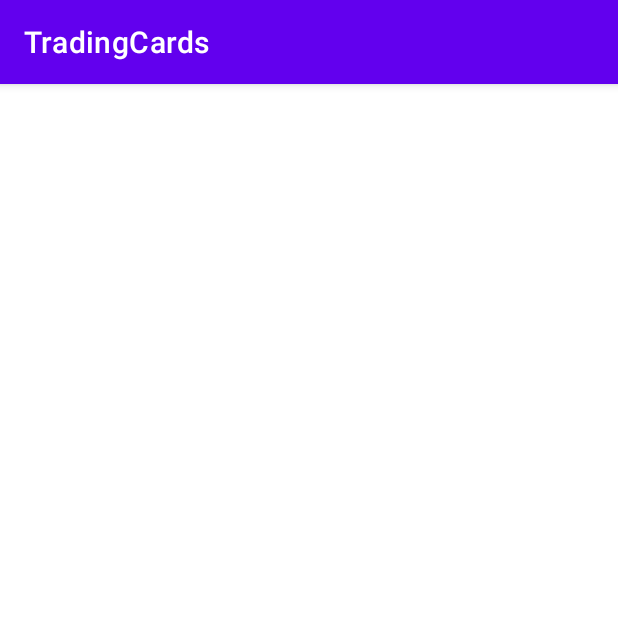
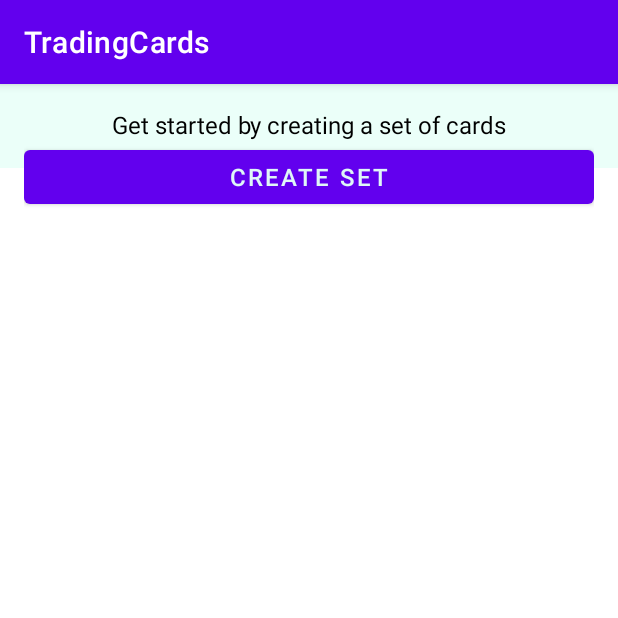
Before and after one commit to dcorby/trading-cards, an Android app: the screen it shows after launch (MainActivity), on a phone screen of 412 x 824 dp, the top half of it. Run offline under Robolectric (Android 15) with nearby library versions, the phone set to English and light mode, and no system bars.

Commit message:
Getting the initial fragments working

```diff
--- a/app/src/main/java/com/example/tradingcards/MainActivity.kt
+++ b/app/src/main/java/com/example/tradingcards/MainActivity.kt
@@ -18,19 +18,13 @@ class MainActivity : AppCompatActivity() {
     override fun onCreate(savedInstanceState: Bundle?) {
         super.onCreate(savedInstanceState)
         binding = ActivityMainBinding.inflate(layoutInflater)
-        setContentView(R.layout.activity_main)
-        //if (savedInstanceState == null) {
-        //    supportFragmentManager.beginTransaction()
-        //        .replace(R.id.container, MainFragment.newInstance())
-        //        .commitNow()
-        //}
+        setContentView(binding.root)
 
-        // Always land user on SelectSetFragment, and show a message to
         val haveSets = false
         val startDestinationId = if (haveSets) {
-            R.id.SelectSetFragment
+            R.id.SetFragment
         } else {
-            R.id.SelectSetFragment
+            R.id.SetFragment
         }
         val navController = findNavController(R.id.nav_host_fragment_content_main)
         val navGraph = navController.navInflater.inflate(R.navigation.nav_graph)
--- /dev/null
+++ b/app/src/main/java/com/example/tradingcards/ui/main/SetFragment.kt
@@ -0,0 +1,50 @@
+package com.example.tradingcards.ui.main
+
+import android.os.Bundle
+import android.util.Log
+import android.view.LayoutInflater
+import android.view.View
+import android.view.ViewGroup
+import androidx.fragment.app.Fragment
+import androidx.recyclerview.widget.RecyclerView
+import com.example.tradingcards.SetItem
+import com.example.tradingcards.SetItemsAdapter
+import com.example.tradingcards.databinding.FragmentSetBinding
+import java.io.File
+
+class SetFragment : Fragment() {
+
+    lateinit var setItemsAdapter: SetItemsAdapter
+
+    private var _binding: FragmentSetBinding? = null
+    private val binding get() = _binding!!
+
+    override fun onCreateView(
+        inflater: LayoutInflater, container: ViewGroup?,
+        savedInstanceState: Bundle?
+    ): View? {
+        _binding = FragmentSetBinding.inflate(inflater, container, false)
+        return binding.root
+    }
+
+    override fun onViewCreated(view: View, savedInstanceState: Bundle?) {
+        super.onViewCreated(view, savedInstanceState)
+
+        setItemsAdapter = SetItemsAdapter { setItem -> adapterOnClick(setItem) }
+        val recyclerView: RecyclerView = binding.recyclerView
+        recyclerView.adapter = setItemsAdapter
+
+        val rootDir = File(requireContext().filesDir, "")
+        val files = rootDir.listFiles()
+        if (files.isNotEmpty()) {
+            binding.listParent.visibility = View.VISIBLE
+        } else {
+            binding.gettingStarted.visibility = View.VISIBLE
+        }
+    }
+
+    private fun adapterOnClick(setItem: SetItem) {
+
+    }
+
+}
--- a/app/src/main/res/layout/content_main.xml
+++ b/app/src/main/res/layout/content_main.xml
@@ -17,7 +17,5 @@
         app:layout_constraintStart_toStartOf="parent"
         app:layout_constraintTop_toTopOf="parent"
         />
-    <!-- app:navGraph="@navigation/nav_graph" -->
-    <!-- https://stackoverflow.com/questions/64414301/why-onviewcreated-is-called-twice-in-android-app-using-navigation-components -->
 
 </androidx.constraintlayout.widget.ConstraintLayout>
--- /dev/null
+++ b/app/src/main/res/layout/fragment_set.xml
@@ -0,0 +1,96 @@
+<?xml version="1.0" encoding="utf-8"?>
+<androidx.constraintlayout.widget.ConstraintLayout
+    xmlns:android="http://schemas.android.com/apk/res/android"
+    xmlns:app="http://schemas.android.com/apk/res-auto"
+    xmlns:tools="http://schemas.android.com/tools"
+    android:id="@+id/set_fragment"
+    android:layout_width="match_parent"
+    android:layout_height="match_parent"
+    android:padding="16dp"
+    tools:context=".ui.main.SetFragment">
+
+    <androidx.appcompat.widget.LinearLayoutCompat
+        android:id="@+id/getting_started"
+        android:layout_width="match_parent"
+        android:layout_height="match_parent"
+        android:orientation="vertical"
+        android:visibility="gone">
+        <TextView
+            android:layout_width="match_parent"
+            android:layout_height="wrap_content"
+            android:textColor="@color/black"
+            android:gravity="center"
+            android:textSize="16sp"
+            android:text="Get started by creating a set of cards">
+        </TextView>
+        <Button
+            android:layout_width="match_parent"
+            android:layout_height="wrap_content"
+            android:textColor="@color/blue2"
+            android:gravity="center"
+            android:textSize="16sp"
+            android:text="Create Set">
+        </Button>
+    </androidx.appcompat.widget.LinearLayoutCompat>
+
+
+    <androidx.appcompat.widget.LinearLayoutCompat
+        android:id="@+id/list_parent"
+        android:visibility="gone"
+        android:layout_width="match_parent"
+        android:layout_height="match_parent"
+        android:orientation="vertical">
+        <androidx.recyclerview.widget.RecyclerView
+            android:id="@+id/recycler_view"
+            android:layout_width="match_parent"
+            android:layout_height="wrap_content"
+            app:layoutManager="LinearLayoutManager"
+            app:layout_constraintTop_toTopOf="parent"
+            app:layout_constraintBottom_toBottomOf="parent"
+            app:layout_constraintStart_toStartOf="parent"
+            app:layout_constraintEnd_toEndOf="parent">
+        </androidx.recyclerview.widget.RecyclerView>
+        <androidx.appcompat.widget.LinearLayoutCompat
+            android:id="@+id/controls"
+            android:layout_width="match_parent"
+            android:layout_height="wrap_content"
+            android:orientation="horizontal">
+            <Button
+                android:layout_width="0dp"
+                android:layout_height="wrap_content"
+                android:layout_weight="1"
+                android:text="create"
+                android:textSize="8sp">
+            </Button>
+            <Button
+                android:layout_width="0dp"
+                android:layout_height="wrap_content"
+                android:layout_weight="1"
+                android:text="rename"
+                android:textSize="8sp">
+            </Button>
+            <Button
+                android:layout_width="0dp"
+                android:layout_height="wrap_content"
+                android:layout_weight="1"
+                android:text="copy"
+                android:textSize="8sp">
+            </Button>
+            <Button
+                android:layout_width="0dp"
+                android:layout_height="wrap_content"
+                android:layout_weight="1"
+                android:text="move"
+                android:textSize="8sp">
+            </Button>
+            <Button
+                android:layout_width="0dp"
+                android:layout_height="wrap_content"
+                android:layout_weight="1"
+                android:text="delete"
+                android:textSize="8sp">
+            </Button>
+        </androidx.appcompat.widget.LinearLayoutCompat>
+    </androidx.appcompat.widget.LinearLayoutCompat>
+
+</androidx.constraintlayout.widget.ConstraintLayout>
--- a/app/src/main/res/layout/card_item.xml
+++ b/app/src/main/res/layout/set_item.xml
@@ -12,7 +12,7 @@
         android:layout_height="match_parent"
         android:orientation="horizontal">
         <TextView
-            android:id="@+id/card_item_text_view"
+            android:id="@+id/set_item_text_view"
             android:layout_width="match_parent"
             android:layout_height="match_parent"
             android:layout_margin="8dp"
--- a/app/src/main/res/navigation/nav_graph.xml
+++ b/app/src/main/res/navigation/nav_graph.xml
@@ -4,7 +4,7 @@
     xmlns:app="http://schemas.android.com/apk/res-auto"
     xmlns:tools="http://schemas.android.com/tools"
     android:id="@+id/nav_graph"
-    app:startDestination="@id/MainFragment">
+    app:startDestination="@id/ExampleFragment">
 
     <!-- Register Fragments -->
     <!-- CreateDesignFragment -->
@@ -73,11 +73,11 @@
         tools:layout="@layout/fragment_select_image">
     </fragment>
 
-    <!-- SelectSetFragment -->
+    <!-- SetFragment -->
     <fragment
-        android:id="@+id/SelectSetFragment"
-        android:name="com.example.tradingcards.ui.main.SelectSetFragment"
-        tools:layout="@layout/fragment_select_set">
+        android:id="@+id/SetFragment"
+        android:name="com.example.tradingcards.ui.main.SetFragment"
+        tools:layout="@layout/fragment_set">
     </fragment>
 
 </navigation>
```
Also changed, not shown: app/src/main/java/com/example/tradingcards/CardItem.kt (deleted, +0 -9 lines), app/src/main/java/com/example/tradingcards/CardItemsAdapter.kt (deleted, +0 -53 lines), app/src/main/java/com/example/tradingcards/SetItem.kt (added, +9 -0 lines), app/src/main/java/com/example/tradingcards/SetItemsAdapter.kt (added, +51 -0 lines), app/src/main/java/com/example/tradingcards/ui/main/DisplaySetFragment.kt (deleted, +0 -40 lines), app/src/main/java/com/example/tradingcards/ui/main/SelectSetFragment.kt (deleted, +0 -7 lines), app/src/main/res/layout/fragment_select_set.xml (deleted, +0 -12 lines).
